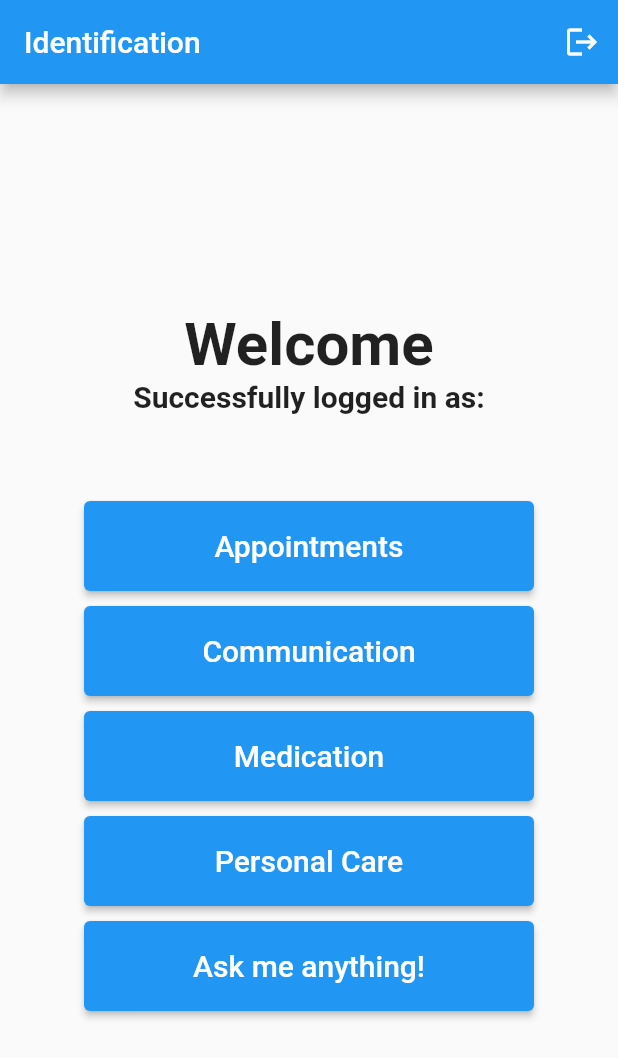
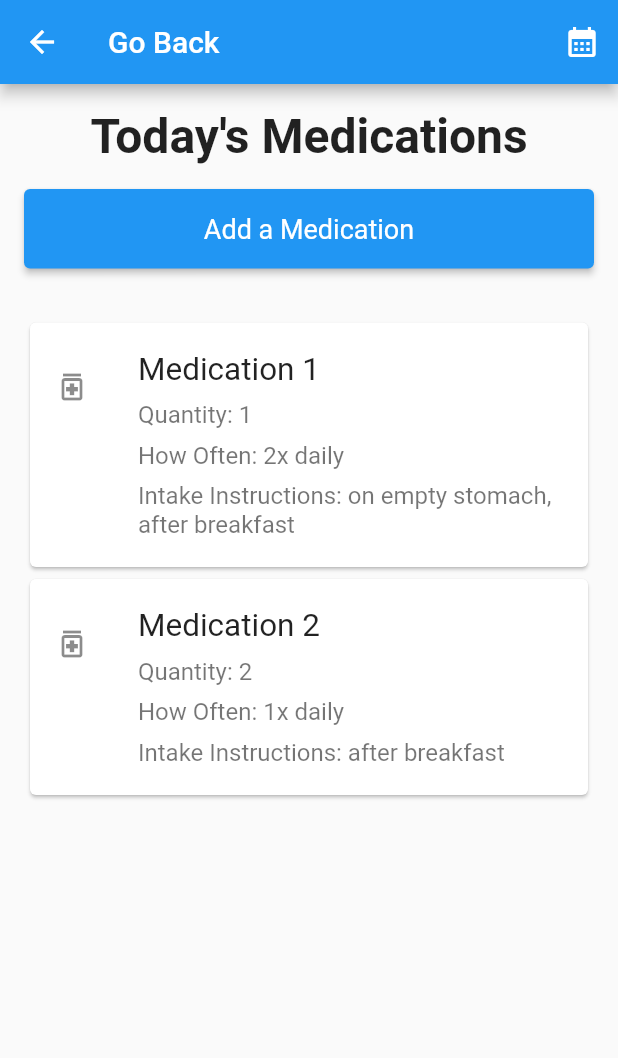
Before and after one commit to frankynava22/easypeasypal, a Flutter app: the IdentifyUserScreen screen opened directly with empty values, after a tap on "Medication", on a phone screen of 412 x 824 dp. Shown: the top 1058 px of the screen. Run offline on Flutter 3.47's test engine with Material 2 defaults, Android fonts, the phone set to English and light mode, and no system bars; our stand-ins replace cloud_firestore, firebase_auth, firebase_core, google_sign_in; accounts and stored records are empty.

Commit message:
added comm

```diff
--- a/lib/screens/identify_user.dart
+++ b/lib/screens/identify_user.dart
@@ -2,6 +2,7 @@ import 'package:flutter/material.dart';
 import 'package:firebase_auth/firebase_auth.dart';
 import 'landing_screen.dart';
 import 'communication.dart';
+import 'medication_screen.dart';
 
 class IdentifyUserScreen extends StatelessWidget {
   final User user;
@@ -86,7 +87,12 @@ class IdentifyUserScreen extends StatelessWidget {
             SizedBox(height: 10), // Add spacing here
             ElevatedButton(
               onPressed: () {
-                // Add your logic for the third button here
+                Navigator.push(
+                  context,
+                  MaterialPageRoute(
+                    builder: (context) => MedicationScreen(),
+                  ),
+                );
               },
               child: Text(
                 "Medication",
--- /dev/null
+++ b/lib/screens/medication_screen.dart
@@ -0,0 +1,134 @@
+import 'package:flutter/material.dart';
+import 'medication_form.dart';
+
+class Medication {
+  final String name;
+  final int quantity;
+  final String frequency;
+  final List<String> intakeInstructions;
+
+  Medication({
+    required this.name,
+    required this.quantity,
+    required this.frequency,
+    required this.intakeInstructions,
+  });
+}
+
+List<Medication> medications = [
+  Medication(
+      name: 'Medication 1',
+      quantity: 1,
+      frequency: '2x daily',
+      intakeInstructions: ['on empty stomach', 'after breakfast']),
+  Medication(
+      name: 'Medication 2',
+      quantity: 2,
+      frequency: '1x daily',
+      intakeInstructions: ['after breakfast']),
+
+  // include route (if it is swallowed, under the tongue, etc...)
+  // dosage strength
+  // start date and end date + time it should be taken
+];
+
+class MedicationScreen extends StatefulWidget {
+  @override
+  _MedicationScreenState createState() => _MedicationScreenState();
+}
+
+class _MedicationScreenState extends State<MedicationScreen> {
+  void _addMedication(Medication newMedication) {
+    setState(() {
+      medications.add(newMedication);
+    });
+  }
+
+  @override
+  Widget build(BuildContext context) {
+    return Scaffold(
+      appBar: AppBar(
+        leading: BackButton(),
+        title: Text('Go Back'),
+        actions: [
+          IconButton(
+            icon: Icon(Icons.calendar_month),
+            onPressed: () {
+              // Implement SOS functionality
+            },
+          ),
+        ],
+      ),
+      body: Padding(
+        padding: const EdgeInsets.all(16.0),
+        child: Column(
+          mainAxisAlignment: MainAxisAlignment.center,
+          crossAxisAlignment: CrossAxisAlignment.stretch,
+          children: [
+            Text(
+              "Today's Medications",
+              textAlign: TextAlign.center,
+              style: TextStyle(fontSize: 32, fontWeight: FontWeight.bold),
+            ),
+            SizedBox(height: 16),
+
+            ElevatedButton(
+              onPressed: () {
+                // Navigate
+                Navigator.push(
+                  context,
+                  MaterialPageRoute(
+                    builder: (context) => MedicationFormScreen(
+                      onMedicationAdded: _addMedication,
+                    ),
+                  ),
+                );
+              },
+              child: Text("Add a Medication"),
+              style: ElevatedButton.styleFrom(
+                padding: EdgeInsets.all(16),
+                textStyle: const TextStyle(fontSize: 18),
+              ),
+            ),
+            const SizedBox(height: 32), // spacing between button and card
+
+            Expanded(
+              child: ListView(
+                children: medications.map((medication) {
+                  return Card(
+                      child: Column(
+                    mainAxisSize: MainAxisSize.min,
+                    children: <Widget>[
+                      const SizedBox(height: 15),
+                      ListTile(
+                        leading: Icon(Icons.medication_outlined),
+                        title: Text(medication.name,
+                            style: TextStyle(fontSize: 21)),
+                        subtitle: Column(
+                          crossAxisAlignment: CrossAxisAlignment.start,
+                          children: <Widget>[
+                            SizedBox(height: 8),
+                            Text('Quantity: ${medication.quantity}',
+                                style: TextStyle(fontSize: 16)),
+                            SizedBox(height: 8),
+                            Text('How Often: ${medication.frequency}',
+                                style: TextStyle(fontSize: 16)),
+                            SizedBox(height: 8),
+                            Text(
+                                'Intake Instructions: ${medication.intakeInstructions.join(', ')}',
+                                style: TextStyle(fontSize: 16)),
+                          ],
+                        ),
+                      ),
+                      const SizedBox(height: 15),
+                    ],
+                  ));
+                }).toList(),
+              ),
+            ),
+          ],
+        ),
+      ),
+    );
+  }
+}
```
Also changed, not shown: lib/screens/medication_form.dart (added, +190 -0 lines), lib/screens/personal_care.dart (added).
